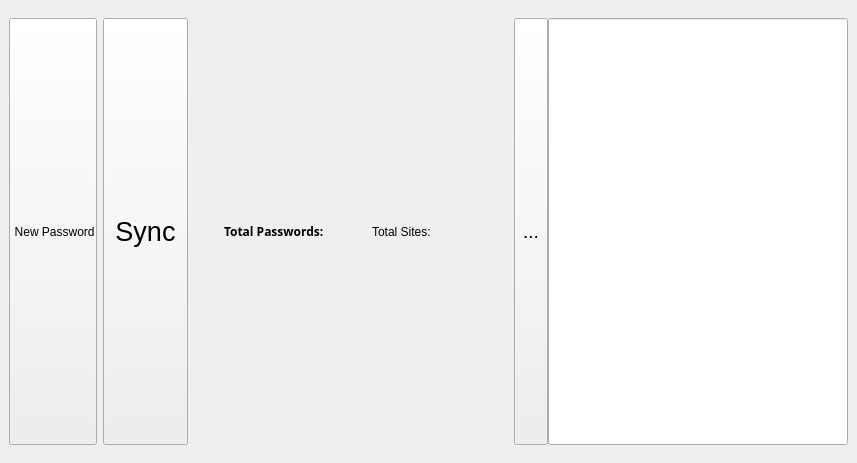
Above: GUI/tabletab.ui from pouyace/Password-Keeper before the change. Below: the same form after it.
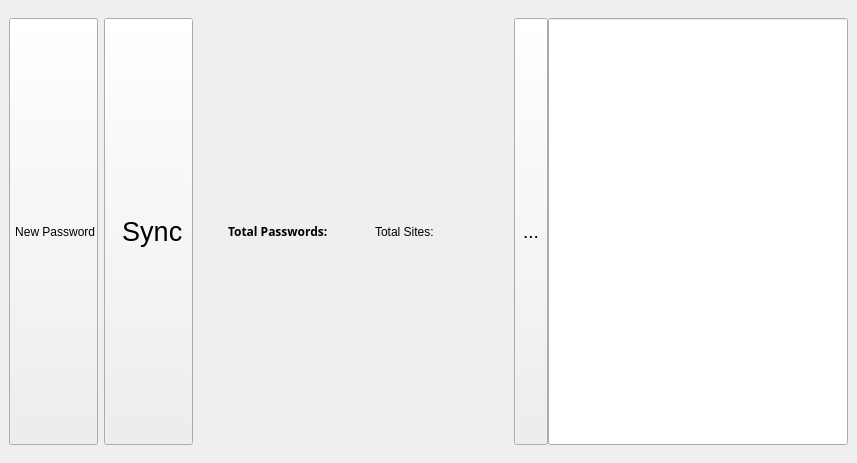
That is the form after the change. Icons and pictures are not drawn.

Commit message: Version 1.5.0 | Application icon was set Sync button has been added

What changed in the file:
```diff
--- a/GUI/tabletab.ui
+++ b/GUI/tabletab.ui
@@ -122,7 +122,17 @@
                </sizepolicy>
               </property>
               <property name="text">
-               <string>Sync</string>
+               <string> Sync</string>
+              </property>
+              <property name="icon">
+               <iconset resource="../icons.qrc">
+                <normaloff>:/icons/refresh-icon.png</normaloff>:/icons/refresh-icon.png</iconset>
+              </property>
+              <property name="iconSize">
+               <size>
+                <width>30</width>
+                <height>30</height>
+               </size>
               </property>
               <property name="toolButtonStyle">
                <enum>Qt::ToolButtonTextBesideIcon</enum>
```
Left out of the diff: 3 changed lines with no effect on the pictures. The commit also changes 9 other files.
